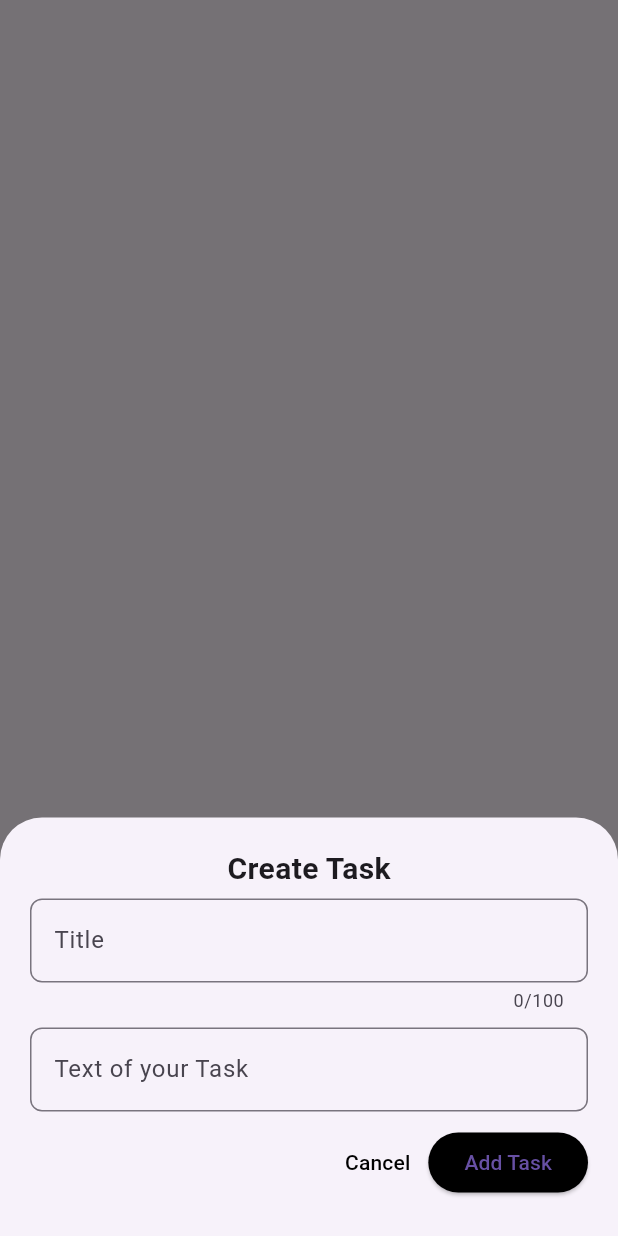
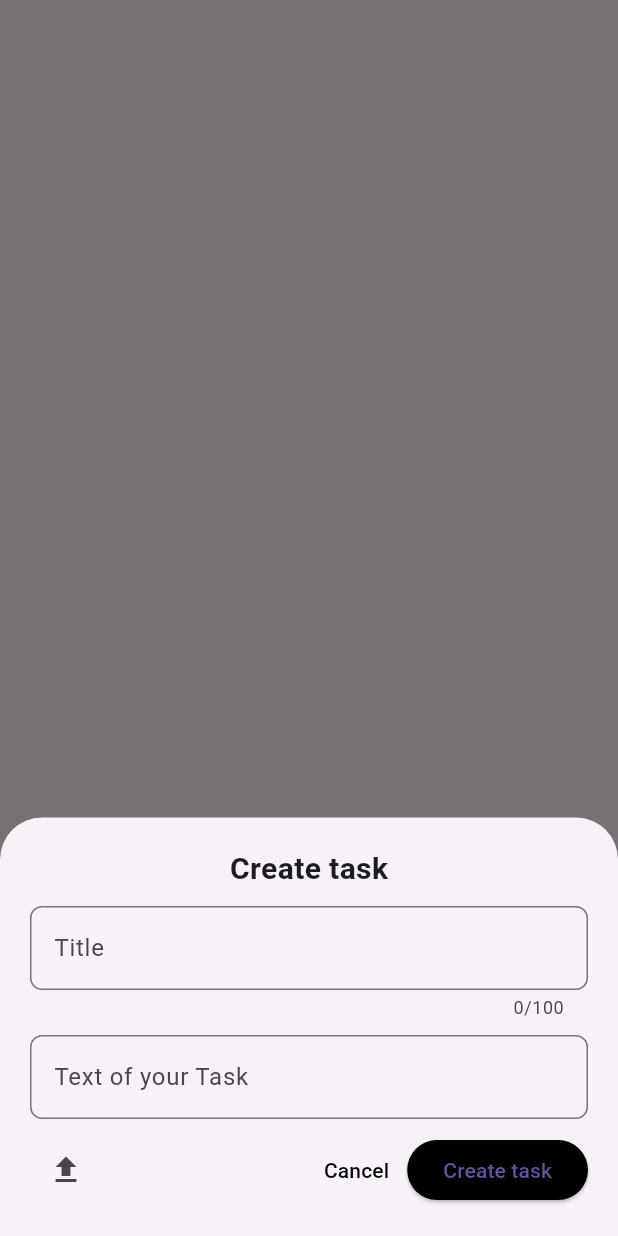
Before and after one commit to HaidanWeem/todo, a Flutter app: what addTask() shows on an empty page, opened directly, on a phone screen of 412 x 824 dp. Run offline on Flutter 3.47's test engine with Material 3 defaults, Android fonts, the phone set to English and light mode, and no system bars; our stand-ins replace cloud_firestore, dartz, equatable, firebase_auth, firebase_core, firebase_storage and 4 more; missing offline and left inert: insta_image_viewer; accounts and stored records are empty.

Commit message:
adding images

```diff
--- a/lib/feature/presentation/bloc/auth/auth_bloc.dart
+++ b/lib/feature/presentation/bloc/auth/auth_bloc.dart
@@ -48,7 +48,7 @@ class AuthBloc extends Bloc<AuthEvent, AuthState> {
         try {
           emit(const AuthLoading());
           await _authUsecase.signOut();
-          emit(const AuthLoaded());
+          emit(const Pending());
         } catch (e) {
           emit(AuthError(error: e.toString()));
           emit(const Pending());
--- a/lib/feature/presentation/bloc/task/task_event.dart
+++ b/lib/feature/presentation/bloc/task/task_event.dart
@@ -1,4 +1,5 @@
 import 'package:equatable/equatable.dart';
+import 'package:image_picker/image_picker.dart';
 
 abstract class TasksEvent extends Equatable {
   const TasksEvent();
@@ -15,8 +16,13 @@ class GetTasks extends TasksEvent {
 class CreateTask extends TasksEvent {
   final String title;
   final String details;
+  final XFile? image;
 
-  const CreateTask({required this.title, required this.details,});
+  const CreateTask({
+    required this.title,
+    required this.details,
+    this.image,
+  });
 
   @override
   List<Object> get props => [];
@@ -25,7 +31,9 @@ class CreateTask extends TasksEvent {
 class EditTask extends TasksEvent {
   final int id;
   final String title, details;
-  const EditTask({required this.title, required this.id, required this.details});
+  final XFile? image;
+  const EditTask(
+      {required this.title, required this.id, required this.details, this.image});
 
   @override
   List<Object> get props => [];
--- a/lib/feature/presentation/bloc/task/task_state.dart
+++ b/lib/feature/presentation/bloc/task/task_state.dart
@@ -23,9 +23,9 @@ class TasksLoading extends TasksState {
 }
 
 class TasksLoaded extends TasksState {
-  final List<Tasks>? tasks;
+  final List<Tasks> tasks;
 
-  const TasksLoaded({this.tasks});
+  const TasksLoaded({this.tasks = const []});
 
   @override
   List<Object?> get props => [];
--- /dev/null
+++ b/lib/feature/presentation/widgets/bottom_task_manager.dart
@@ -0,0 +1,123 @@
+import 'dart:typed_data';
+
+import 'package:flutter/material.dart';
+import 'package:image_picker/image_picker.dart';
+import 'package:todo/feature/presentation/widgets/image_picker.dart';
+
+class BottomTaskManager extends StatefulWidget {
+  final String? titleInitial;
+  final String? detailsInitial;
+  final Uint8List? imageInitial;
+  final String header;
+  final Function(String, String, XFile?) onConfirm;
+  final VoidCallback? onCancel;
+
+  const BottomTaskManager({
+    required this.header,
+    required this.onConfirm,
+    this.titleInitial,
+    this.detailsInitial,
+    this.imageInitial,
+    this.onCancel,
+    super.key,
+  });
+
+  @override
+  State<BottomTaskManager> createState() => _BottomTaskManagerState();
+}
+
+class _BottomTaskManagerState extends State<BottomTaskManager> {
+  TextEditingController titleController = TextEditingController();
+  TextEditingController detailsController = TextEditingController();
+  XFile? _image;
+
+  @override
+  void initState() {
+    super.initState();
+    titleController.text = widget.titleInitial ?? '';
+    detailsController.text = widget.detailsInitial ?? '';
+
+    final initialImage = widget.imageInitial;
+    if (initialImage == null) return;
+    _image = XFile.fromData(initialImage);
+  }
+
+  @override
+  Widget build(BuildContext context) {
+    return Container(
+      padding: EdgeInsets.only(
+        bottom: MediaQuery.of(context).viewInsets.bottom,
+      ),
+      child: Padding(
+        padding: const EdgeInsets.all(20.0),
+        child: Column(
+          mainAxisAlignment: MainAxisAlignment.center,
+          children: [
+            Text(
+              widget.header,
+              style: const TextStyle(fontSize: 20, fontWeight: FontWeight.w700),
+            ),
+            Padding(
+              padding: const EdgeInsets.symmetric(vertical: 10.0),
+              child: TextField(
+                maxLength: 100,
+                controller: titleController,
+                decoration: InputDecoration(
+                  hintText: 'Title',
+                  border: OutlineInputBorder(
+                    borderRadius: BorderRadius.circular(8),
+                  ),
+                ),
+              ),
+            ),
+            TextField(
+              controller: detailsController,
+              decoration: InputDecoration(
+                hintText: 'Text of your Task',
+                border: OutlineInputBorder(
+                  borderRadius: BorderRadius.circular(8),
+                ),
+              ),
+            ),
+            Padding(
+              padding: const EdgeInsets.only(top: 10.0),
+              child: Row(
+                mainAxisAlignment: MainAxisAlignment.end,
+                children: [
+                  ImagePickerButton(
+                      imageInitial: _image, onChanged: (img) => _image = img),
+                  const Spacer(),
+                  TextButton(
+                    onPressed: () =>
+                        widget.onCancel ?? Navigator.of(context).pop(),
+                    child: const Text(
+                      'Cancel',
+                      style: TextStyle(color: Colors.black),
+                    ),
+                  ),
+                  ElevatedButton(
+                    style: ButtonStyle(
+                      backgroundColor: MaterialStateProperty.all(Colors.black),
+                    ),
+                    onPressed: () {
+                      print('bottom task');
+                      print(_image?.path);
+                      widget.onConfirm(
+                        titleController.text,
+                        detailsController.text,
+                        _image,
+                      );
+                      titleController.clear();
+                      detailsController.clear();
+                    },
+                    child: Text(widget.header),
+                  ),
+                ],
+              ),
+            )
+          ],
+        ),
+      ),
+    );
+  }
+}
--- a/lib/feature/presentation/widgets/create_task_bottom_sheet.dart
+++ b/lib/feature/presentation/widgets/create_task_bottom_sheet.dart
@@ -2,90 +2,23 @@ import 'package:flutter/material.dart';
 import 'package:flutter_bloc/flutter_bloc.dart';
 import 'package:todo/feature/presentation/bloc/task/task_bloc.dart';
 import 'package:todo/feature/presentation/bloc/task/task_event.dart';
+import 'package:todo/feature/presentation/widgets/bottom_task_manager.dart';
 
 void addTask(BuildContext context) {
-  TextEditingController titleController = TextEditingController();
-  TextEditingController textController = TextEditingController();
   showModalBottomSheet(
     isScrollControlled: true,
     context: context,
     builder: (context) => SingleChildScrollView(
-      child: Container(
-        padding: EdgeInsets.only(
-          bottom: MediaQuery.of(context).viewInsets.bottom,
-        ),
-        child: Padding(
-          padding: const EdgeInsets.all(20.0),
-          child: Column(
-            mainAxisAlignment: MainAxisAlignment.center,
-            children: [
-              const Text(
-                'Create Task',
-                style: TextStyle(
-                  fontSize: 20,
-                  fontWeight: FontWeight.w700,
-                ),
-              ),
-              Padding(
-                padding: const EdgeInsets.symmetric(vertical: 5.0),
-                child: TextField(
-                  maxLength: 100,
-                  controller: titleController,
-                  decoration: InputDecoration(
-                    hintText: 'Title',
-                    border: OutlineInputBorder(
-                      borderRadius: BorderRadius.circular(8),
-                    ),
-                  ),
-                ),
-              ),
-              Padding(
-                padding: const EdgeInsets.symmetric(vertical: 5.0),
-                child: TextField(
-                  controller: textController,
-                  decoration: InputDecoration(
-                    hintText: 'Text of your Task',
-                    border: OutlineInputBorder(
-                      borderRadius: BorderRadius.circular(8),
-                    ),
-                  ),
-                ),
-              ),
-              Padding(
-                padding: const EdgeInsets.symmetric(vertical: 5.0),
-                child: Row(
-                  mainAxisAlignment: MainAxisAlignment.end,
-                  children: [
-                    TextButton(
-                      onPressed: () => Navigator.of(context).pop(),
-                      child: const Text(
-                        'Cancel',
-                        style: TextStyle(color: Colors.black),
-                      ),
-                    ),
-                    ElevatedButton(
-                      style: ButtonStyle(
-                        backgroundColor:
-                            MaterialStateProperty.all(Colors.black),
-                      ),
-                      onPressed: () {
-                        context.read<TasksBloc>().add(CreateTask(
-                            title: titleController.text,
-                            details: textController.text));
-                        titleController.clear();
-                        textController.clear();
-                        Navigator.of(context).pop();
-                      },
-                      child: const Text(
-                        'Add Task',
-                      ),
-                    ),
-                  ],
-                ),
-              )
-            ],
-          ),
-        ),
+      child: BottomTaskManager(
+        header: 'Create task',
+        onConfirm: (title, details, file) {
+          context.read<TasksBloc>().add(CreateTask(
+                title: title,
+                details: details,
+                image: file,
+              ));
+          Navigator.of(context).pop();
+        },
       ),
     ),
   );
--- /dev/null
+++ b/lib/feature/presentation/widgets/image_picker.dart
@@ -0,0 +1,73 @@
+import 'dart:typed_data';
+
+import 'package:flutter/material.dart';
+import 'package:image_picker/image_picker.dart';
+
+class ImagePickerButton extends StatefulWidget {
+  final XFile? imageInitial;
+  final ValueChanged<XFile?> onChanged;
+  const ImagePickerButton({
+    required this.onChanged,
+    this.imageInitial,
+    super.key,
+  });
+
+  @override
+  State<ImagePickerButton> createState() => _ImagePickerButtonState();
+}
+
+class _ImagePickerButtonState extends State<ImagePickerButton> {
+  final ImagePicker _picker = ImagePicker();
+  XFile? _image;
+
+  @override
+  void initState() {
+    super.initState();
+    _image = widget.imageInitial;
+  }
+
+  @override
+  Widget build(BuildContext context) {
+    return Row(
+      children: [
+        IconButton(
+          onPressed: getImage,
+          icon: _image == null
+              ? const Icon(Icons.upload)
+              : Container(
+                  width: 100,
+                  height: 100,
+                  decoration: BoxDecoration(
+                      border: Border.all(color: Colors.black, width: 2)),
+                  child: FittedBox(
+                    fit: BoxFit.fill,
+                    child: FutureBuilder(
+                        future: _image?.readAsBytes(),
+                        builder: (context, snapshot) {
+                          final data = snapshot.data;
+                          if (data == null) return const SizedBox();
+                          return Image.memory(data as Uint8List);
+                        }),
+                  ),
+                ),
+        ),
+        if (_image != null)
+          IconButton(
+            onPressed: () {
+              setState(() => _image = null);
+              widget.onChanged(null);
+            },
+            icon: const Icon(Icons.close),
+          )
+      ],
+    );
+  }
+
+  Future getImage() async {
+    final image = await _picker.pickImage(source: ImageSource.gallery);
+
+    setState(() => _image = image);
+
+    widget.onChanged(_image);
+  }
+}
--- a/pubspec.yaml
+++ b/pubspec.yaml
@@ -18,13 +18,16 @@ dependencies:
   dartz: ^0.10.1
   equatable: ^2.0.3
   get_it: ^7.2.0
-  http: ^0.13.5
+  http: ^0.13.6
   sqflite: ^2.0.3+1
   intl: ^0.17.0
   path: ^1.8.1
   firebase_core: ^2.24.0
   firebase_auth: ^4.15.0
   cloud_firestore: ^4.13.3
+  image_picker: ^1.0.4
+  firebase_storage: ^11.5.3
+  insta_image_viewer: ^1.0.2
 
 
 
```
Also changed, not shown: lib/feature/data/datasources/local_data_source.dart (+144 -21 lines), lib/feature/data/model/task.dart (+12 -4 lines), lib/feature/data/repositories/sql_repository_impl.dart (+14 -5 lines), lib/feature/domain/repositories/sql_repository.dart (+8 -3 lines), lib/feature/domain/usecases/get_all_tasks.dart (+14 -5 lines), lib/feature/presentation/bloc/task/task_bloc.dart (+7 -2 lines), lib/feature/presentation/screens/main_screen_todo.dart (+10 -0 lines), lib/feature/presentation/widgets/edit_task_bottom_sheet.dart (+17 -82 lines), lib/feature/presentation/widgets/todo_main_widget_body.dart (+20 -4 lines), lib/main.dart (+4 -5 lines), pubspec.lock, 8 other files.
